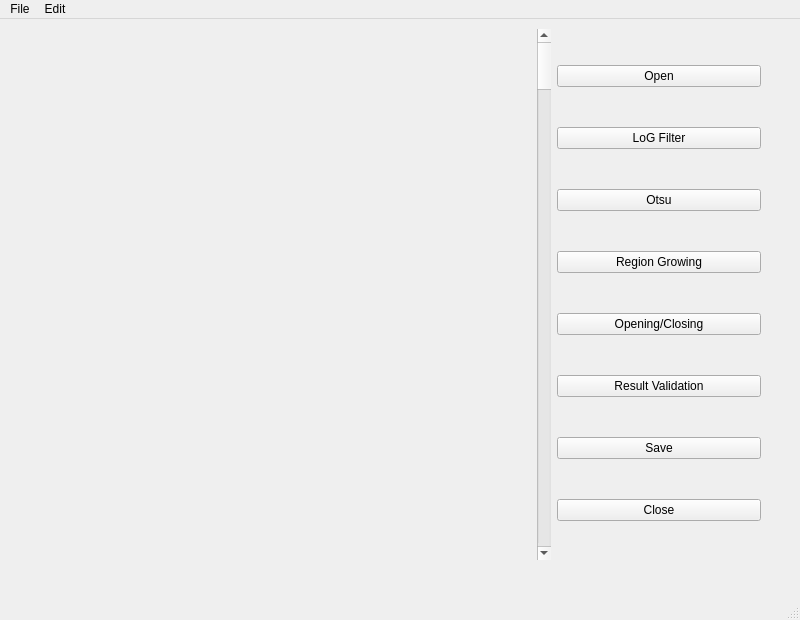
pyb0924/BI908_project, file GUI_version/ui/uiSegTool.ui: the form before one commit.
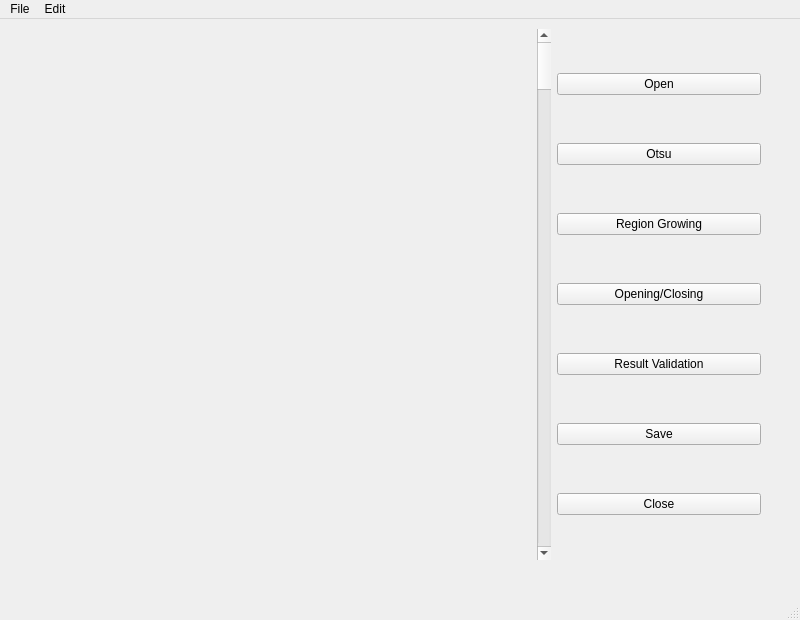
The form after the commit.

The edit to the form file:
```diff
--- a/GUI_version/ui/uiSegTool.ui
+++ b/GUI_version/ui/uiSegTool.ui
@@ -71,13 +71,6 @@
          </property>
         </widget>
        </item>
-       <item>
-        <widget class="QPushButton" name="preButton">
-         <property name="text">
-          <string>LoG Filter</string>
-         </property>
-        </widget>
-       </item>
        <item>
         <widget class="QPushButton" name="otsuButton">
          <property name="text">
```
Left out of the diff: 2 changed lines with no effect on the pictures.
